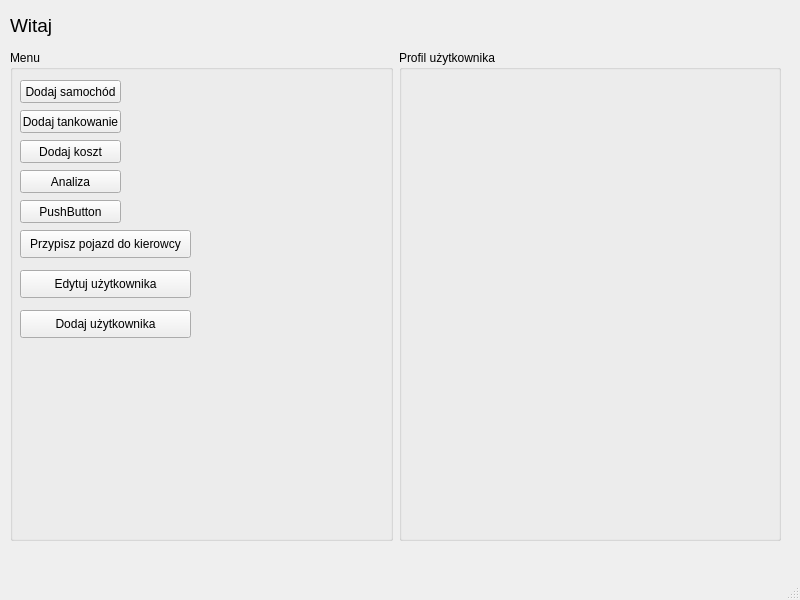
First picture: the form in mainmenugui.ui, repository Barto-Paja/iDocCar, before the edit.
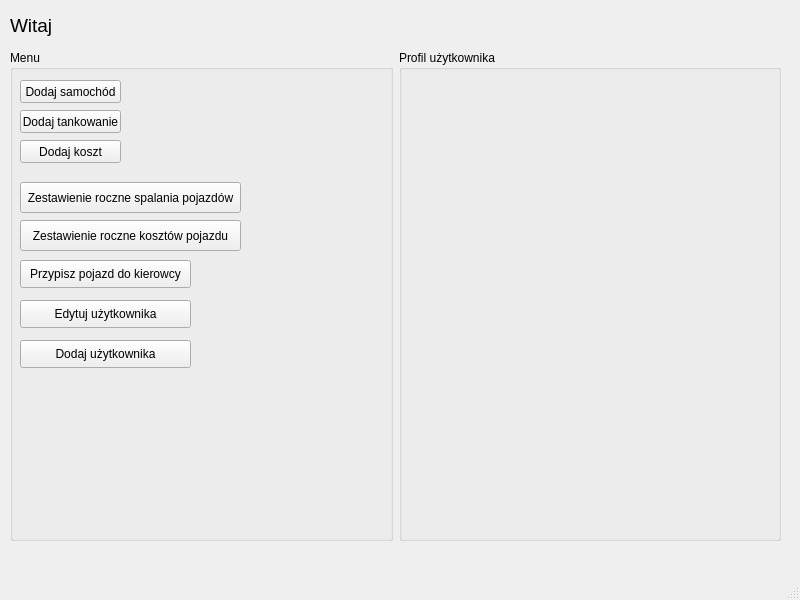
Second picture: the form after the edit.

Commit message:
Analiza aktualizacja
- Poprawiono zapytanie SQL, do rysowania wykerów, poniważ źle zbierał dane, jeżeli wybraliśmy zakres większy niż 1 rok
- poprawiono zapis estetyczny w GUI
- poprawiono nagłówki
- raport roczny dla wybranego pojazdu jest już generowany do PDf'a, a nie do jpeg'a
- usprawniono dostęp do informacji o konfigruacji programu

Diff of the .ui file:
```diff
--- a/mainmenugui.ui
+++ b/mainmenugui.ui
@@ -66,13 +66,13 @@
         <property name="geometry">
          <rect>
           <x>10</x>
-          <y>120</y>
-          <width>101</width>
-          <height>23</height>
+          <y>132</y>
+          <width>221</width>
+          <height>31</height>
          </rect>
         </property>
         <property name="text">
-         <string>Analiza</string>
+         <string>Zestawienie roczne spalania pojazdów</string>
         </property>
        </widget>
        <widget class="QPushButton" name="pushButton_4">
@@ -92,20 +92,26 @@
         <property name="geometry">
          <rect>
           <x>10</x>
-          <y>150</y>
-          <width>101</width>
-          <height>23</height>
+          <y>170</y>
+          <width>221</width>
+          <height>31</height>
          </rect>
         </property>
+        <property name="sizePolicy">
+         <sizepolicy hsizetype="Minimum" vsizetype="Fixed">
+          <horstretch>0</horstretch>
+          <verstretch>0</verstretch>
+         </sizepolicy>
+        </property>
         <property name="text">
-         <string>PushButton</string>
+         <string>Zestawienie roczne kosztów pojazdu</string>
         </property>
        </widget>
        <widget class="QPushButton" name="pushButton_6">
         <property name="geometry">
          <rect>
           <x>10</x>
-          <y>180</y>
+          <y>210</y>
           <width>171</width>
           <height>28</height>
          </rect>
@@ -118,7 +124,7 @@
         <property name="geometry">
          <rect>
           <x>10</x>
-          <y>220</y>
+          <y>250</y>
           <width>171</width>
           <height>28</height>
          </rect>
@@ -131,7 +137,7 @@
         <property name="geometry">
          <rect>
           <x>10</x>
-          <y>260</y>
+          <y>290</y>
           <width>171</width>
           <height>28</height>
          </rect>
```
Left out of the diff: 2 changed lines with no effect on the pictures. The commit also changes 8 other files.
